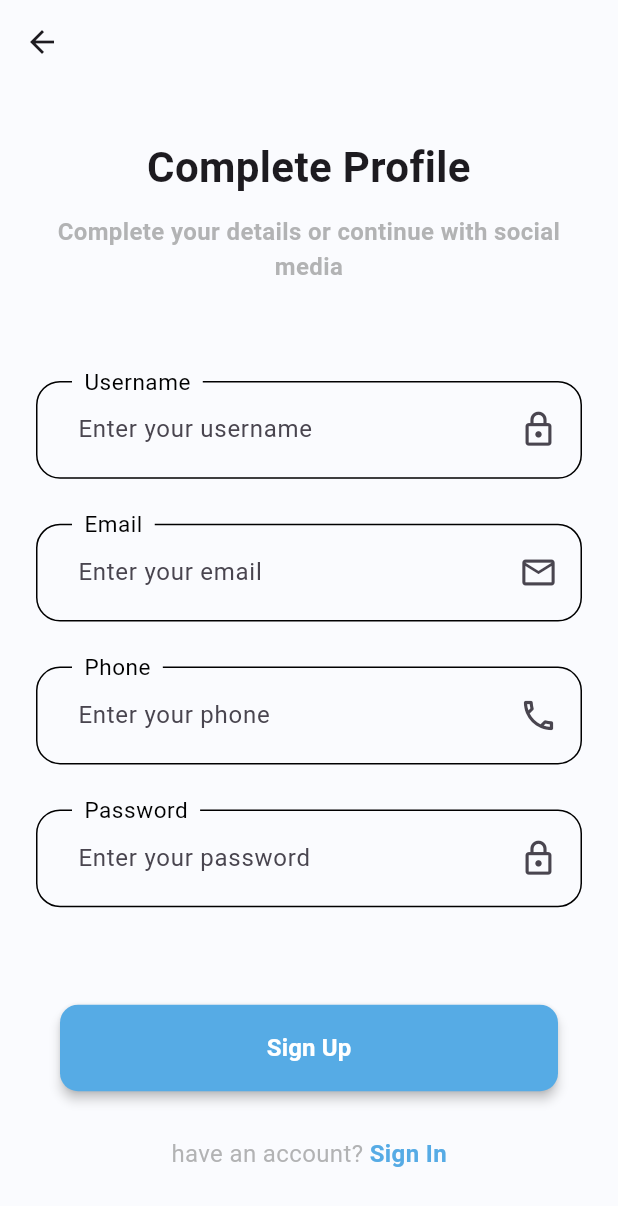
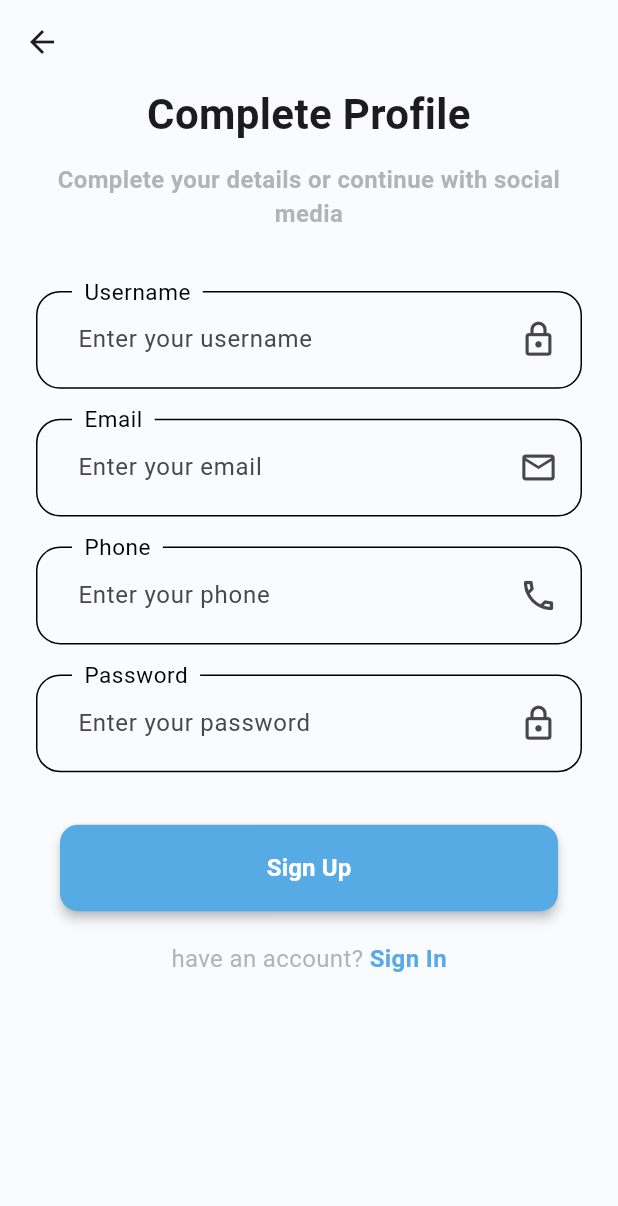
Before and after one commit to abdelrahman-elbattawy/ecommerce_app_flutter, a Flutter app: the RegisterView screen opened by its route, on a phone screen of 412 x 824 dp. Shown: the top 1206 px of the screen. Run offline on Flutter 3.47's test engine with Material 3 defaults, Android fonts, the phone set to English and light mode, and no system bars; our stand-ins replace dartz, firebase_core, flutter_otp_text_field, get, shared_preferences; accounts and stored records are empty.

Commit message:
improved register view

```diff
--- a/lib/features/auth/views/widgets/register_footer_section.dart
+++ b/lib/features/auth/views/widgets/register_footer_section.dart
@@ -12,7 +12,7 @@ class RegisterFooterSection extends GetView<RegisterControllerImpl> {
   Widget build(BuildContext context) {
     return Column(
       children: [
-        const SizedBox(height: 50),
+        const SizedBox(height: 20),
         GetBuilder<RegisterControllerImpl>(
           builder: (controller) {
             return CustomButton(
@@ -23,7 +23,7 @@ class RegisterFooterSection extends GetView<RegisterControllerImpl> {
             );
           },
         ),
-        const SizedBox(height: 30),
+        const SizedBox(height: 20),
         CustomTextClick(
           text: AppTranslationsKeys.registerHaveAccount.tr,
           textClick: AppTranslationsKeys.registerSignInLabel.tr,
--- a/lib/features/auth/views/widgets/register_header_section.dart
+++ b/lib/features/auth/views/widgets/register_header_section.dart
@@ -19,7 +19,7 @@ class RegisterHeaderSection extends GetView<RegisterControllerImpl> {
         ),
         const SizedBox(height: 12),
         CustomBodyAuth(text: AppTranslationsKeys.registerHeaderTwo.tr),
-        const SizedBox(height: 65),
+        const SizedBox(height: 40),
         CustomTextFormField(
           labelText: AppTranslationsKeys.registerUsernameLabel.tr,
           hintText: AppTranslationsKeys.registerUsernameHint.tr,
@@ -27,7 +27,7 @@ class RegisterHeaderSection extends GetView<RegisterControllerImpl> {
           controller: controller.username,
           validator: (val) => validInput(val!, 5, 50, InputType.userName),
         ),
-        const SizedBox(height: 30),
+        const SizedBox(height: 20),
         CustomTextFormField(
           labelText: AppTranslationsKeys.registerEmailLabel.tr,
           hintText: AppTranslationsKeys.registerEmailHint.tr,
@@ -35,7 +35,7 @@ class RegisterHeaderSection extends GetView<RegisterControllerImpl> {
           controller: controller.email,
           validator: (val) => validInput(val!, 5, 100, InputType.email),
         ),
-        const SizedBox(height: 30),
+        const SizedBox(height: 20),
         CustomTextFormField(
           keyboardType: TextInputType.phone,
           labelText: AppTranslationsKeys.registerPhoneLabel.tr,
@@ -44,7 +44,7 @@ class RegisterHeaderSection extends GetView<RegisterControllerImpl> {
           controller: controller.phone,
           validator: (val) => validInput(val!, 5, 100, InputType.phone),
         ),
-        const SizedBox(height: 30),
+        const SizedBox(height: 20),
         GetBuilder<RegisterControllerImpl>(builder: (controller) {
           return CustomTextFormField(
             labelText: AppTranslationsKeys.registerPasswordLabel.tr,
--- a/lib/features/auth/views/widgets/register_view_body.dart
+++ b/lib/features/auth/views/widgets/register_view_body.dart
@@ -17,7 +17,6 @@ class RegisterViewBody extends GetView<RegisterControllerImpl> {
           padding: EdgeInsets.zero,
           physics: const BouncingScrollPhysics(),
           children: const [
-            SizedBox(height: 35),
             RegisterHeaderSection(),
             SizedBox(height: 15),
             RegisterFooterSection(),
```
